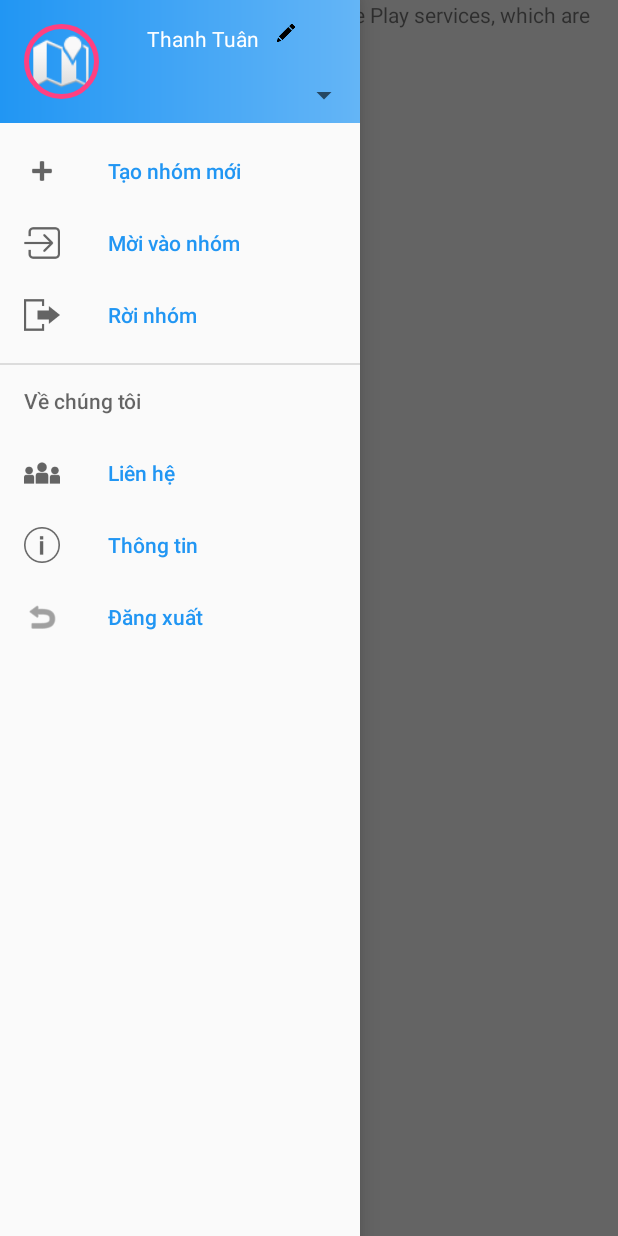
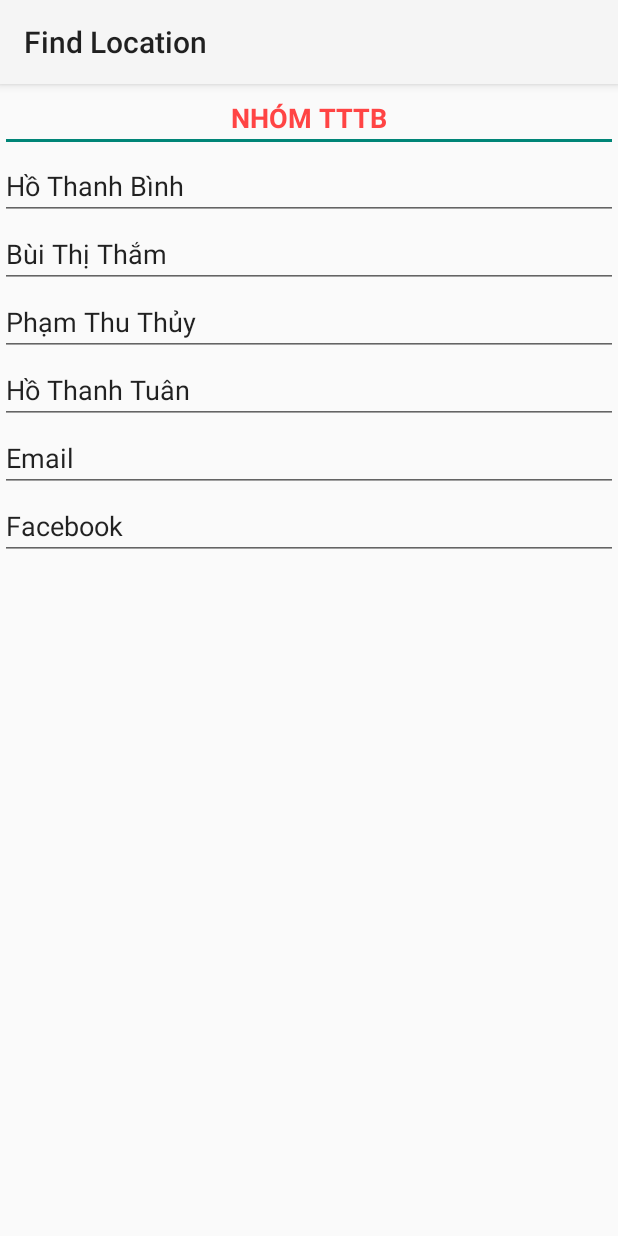
Before and after one commit to thtuan/Find-my-friend-location, an Android app: the MapsActivity screen opened directly, with no data from a screen before it, in the side drawer, after a tap on "Liên hệ", on a phone screen of 412 x 824 dp. Run offline under Robolectric (Android 15) with nearby library versions, the phone set to English and light mode, and no system bars; libraries missing offline, so code that uses them is left out: com.parse; 4 statements that could not run were skipped.

Commit message:
cơ bản hoàn thành còn cần chỉnh sửa

```diff
--- a/app/src/main/java/com/thtuan/FindFriendLocation/Activity/Maps/model/MapModel.java
+++ b/app/src/main/java/com/thtuan/FindFriendLocation/Activity/Maps/model/MapModel.java
@@ -81,7 +81,7 @@ public class MapModel implements MapModelMgr {
             ParseQuery<ParseObject> queryObject = ParseQuery.getQuery("GroupData");
             queryObject.whereEqualTo("groupName",MapsActivity.itemSelected);
             ParseQuery<ParseObject> query = ParseQuery.getQuery("DataUser");
-            query.whereMatchesQuery("userID", queryObject);
+            query.whereMatchesKeyInQuery("alias","alias", queryObject);
             query.findInBackground(findCallback);
         }
         else{
--- a/app/src/main/java/com/thtuan/FindFriendLocation/Activity/Maps/presenter/MapPresenter.java
+++ b/app/src/main/java/com/thtuan/FindFriendLocation/Activity/Maps/presenter/MapPresenter.java
@@ -9,6 +9,7 @@ import com.parse.FindCallback;
 import com.parse.ParseException;
 import com.parse.ParseGeoPoint;
 import com.parse.ParseObject;
+import com.parse.ParseQuery;
 import com.parse.ParseUser;
 import com.thtuan.FindFriendLocation.Activity.Maps.model.MapModel;
 import com.thtuan.FindFriendLocation.Activity.Maps.model.MapModelMgr;
@@ -85,9 +86,14 @@ public class MapPresenter implements MapPresenterMgr {
     public void loadInfor() {
         mapModelMgr.loadInfor(new FindCallback<ParseObject>() {
             @Override
-            public void done(List<ParseObject> listUser, ParseException e) {
+            public void done(final List<ParseObject> listUser, ParseException e) {
                 if(e == null){
                     if(!listUser.isEmpty()){
+                        ParseQuery<ParseObject> parseQuery = ParseQuery.getQuery("GroupData");
+                        parseQuery.whereEqualTo("groupName",MapsActivity.itemSelected).whereExists("captainGroup");
+                        parseQuery.findInBackground(new FindCallback<ParseObject>() {
+                            @Override
+                            public void done(List<ParseObject> list, ParseException e) {
                                 MapsActivity.mMap.clear();
                                 listName = new ArrayList<String>();
                                 lsMarker = new ArrayList<Marker>();
@@ -96,10 +102,11 @@ public class MapPresenter implements MapPresenterMgr {
                                     final ParseObject obj = listUser.get(i);
                                     geoPoint = obj.getParseGeoPoint("location");
                                     latLng = new LatLng(geoPoint.getLatitude(), geoPoint.getLongitude());
-                            if(obj.getParseUser("userID").getUsername().equals(obj.getParseUser("captainGroup").getUsername())){
+
+                                    if(obj.getString("alias").equals(list.get(0).getString("captainGroup"))){
                                         lsMarker.add(MapsActivity.mMap.addMarker(new MarkerOptions()
                                                 .position(latLng)
-                                        .icon(BitmapDescriptorFactory.defaultMarker())
+                                                .icon(BitmapDescriptorFactory.fromResource(R.drawable.captain))
                                                 .title(obj.getString("alias")+"(Đội trưởng)")
                                                 .snippet("đang ở đây")));
                                         listName.add(obj.getString("alias"));
@@ -114,10 +121,12 @@ public class MapPresenter implements MapPresenterMgr {
                                         listName.add(obj.getString("alias"));
                                         latLngs.add(latLng);
                                     }
-
                                 }
                                 userAdapter = new ListFriendAdapter(MapsActivity.mContext1,listName);
                                 mapMgr.showInforData(userAdapter);
+                            }
+                        });
+
                     }
                     else {
                         mapMgr.showToast("Không có thành viên trong nhóm");
@@ -126,10 +135,7 @@ public class MapPresenter implements MapPresenterMgr {
                 else {
                     mapMgr.showToast(e.getMessage());
                 }
-
             }
         });
     }
-
-
 }
--- a/app/src/main/java/com/thtuan/FindFriendLocation/Activity/Maps/presenter/NewGroupPresenter.java
+++ b/app/src/main/java/com/thtuan/FindFriendLocation/Activity/Maps/presenter/NewGroupPresenter.java
@@ -34,7 +34,7 @@ public class NewGroupPresenter implements NewGroupPresenterMgr {
                     else {
                         ParseObject parseObject = new ParseObject("GroupData");
                         parseObject.put("groupName",groupName);
-                        parseObject.put("captainGroup", MapsActivity.myUser);
+                        parseObject.put("captainGroup", MapsActivity.myUser.getUsername());
                         parseObject.put("userID",MapsActivity.myUser);
                         parseObject.put("alias",MapsActivity.myUser.getUsername());
                         parseObject.saveInBackground(new SaveCallback() {
--- /dev/null
+++ b/app/src/main/java/com/thtuan/FindFriendLocation/Activity/Maps/view/ContactActivity.java
@@ -0,0 +1,15 @@
+package com.thtuan.FindFriendLocation.Activity.Maps.view;
+
+import android.support.v7.app.AppCompatActivity;
+import android.os.Bundle;
+
+import com.thtuan.FindFriendLocation.R;
+
+public class ContactActivity extends AppCompatActivity {
+
+    @Override
+    protected void onCreate(Bundle savedInstanceState) {
+        super.onCreate(savedInstanceState);
+        setContentView(R.layout.acticvity_contact);
+    }
+}
--- a/app/src/main/java/com/thtuan/FindFriendLocation/Activity/Maps/view/MapsActivity.java
+++ b/app/src/main/java/com/thtuan/FindFriendLocation/Activity/Maps/view/MapsActivity.java
@@ -236,6 +236,14 @@ public class MapsActivity extends AppCompatActivity implements MapMgr, OnMapRead
             case R.id.outgroup:
                 outGroup();
                 break;
+            case R.id.contact:
+                Intent intentContact = new Intent(MapsActivity.this, ContactActivity.class);
+                startActivity(intentContact);
+                break;
+            case R.id.infor:
+                Intent intentInfor = new Intent(MapsActivity.this, InforActivity.class);
+                startActivity(intentInfor);
+                break;
         }
 
     }
@@ -283,7 +291,6 @@ public class MapsActivity extends AppCompatActivity implements MapMgr, OnMapRead
                 @Override
                 public void done(final List<ParseObject> list, ParseException e) {
                     if(e == null){
-
                         if(list.get(0).getString("alias").equals(myUser.getUsername())){
                             ParseQuery<ParseObject> queryObject1 = ParseQuery.getQuery("GroupData");
                             queryObject1.whereEqualTo("groupName",itemSelected);
@@ -294,10 +301,11 @@ public class MapsActivity extends AppCompatActivity implements MapMgr, OnMapRead
                                         object.deleteInBackground(new DeleteCallback() {
                                             @Override
                                             public void done(ParseException e) {
-                                                showToast("Bạn đã giải tán nhóm "+ itemSelected);
+
                                             }
                                         });
                                     }
+                                    showToast("Bạn đã giải tán nhóm "+ itemSelected);
                                 }
                             });
                         }
--- /dev/null
+++ b/app/src/main/res/layout/acticvity_contact.xml
@@ -0,0 +1,36 @@
+<?xml version="1.0" encoding="utf-8"?>
+<LinearLayout xmlns:android="http://schemas.android.com/apk/res/android"
+    android:orientation="vertical" android:layout_width="match_parent"
+    android:layout_height="match_parent">
+    <EditText
+        android:layout_width="match_parent"
+        android:layout_height="wrap_content"
+        android:text="NHÓM TTTB"
+        android:textColor="@android:color/holo_red_light"
+        android:textStyle="bold"
+        android:gravity="center"/>
+    <EditText
+        android:layout_width="match_parent"
+        android:layout_height="wrap_content"
+        android:text="Hồ Thanh Bình"/>
+    <EditText
+        android:layout_width="match_parent"
+        android:layout_height="wrap_content"
+        android:text="Bùi Thị Thắm"/>
+    <EditText
+        android:layout_width="match_parent"
+        android:layout_height="wrap_content"
+        android:text="Phạm Thu Thủy"/>
+    <EditText
+        android:layout_width="match_parent"
+        android:layout_height="wrap_content"
+        android:text="Hồ Thanh Tuân"/>
+    <EditText
+        android:layout_width="match_parent"
+        android:layout_height="wrap_content"
+        android:text="Email"/>
+    <EditText
+        android:layout_width="match_parent"
+        android:layout_height="wrap_content"
+        android:text="Facebook"/>
+</LinearLayout>
```
Also changed, not shown: app/src/main/AndroidManifest.xml (+13 -19 lines), app/src/main/java/com/thtuan/FindFriendLocation/Activity/Maps/view/InforActivity.java (added, +15 -0 lines), app/src/main/res/layout/activity_infor.xml (added, +9 -0 lines). Lines whose indentation alone changed are shown as unchanged.
